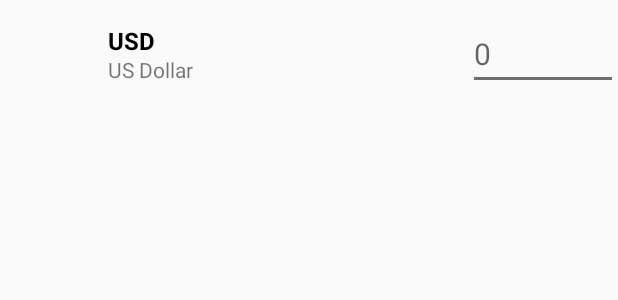
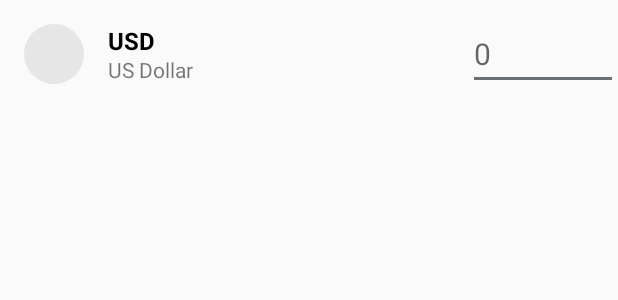
Before and after one commit to rickyputrah/CurrencyRate, an Android app: the layout currency_list_item.xml on its own in the app's theme, with its tools: preview values and no code run, on a phone screen of 412 x 824 dp. Shown: the top 300 px of the screen. Run offline under Robolectric (Android 15) with nearby library versions, the phone set to English and light mode, and no system bars; network calls fail.

Commit message:
Add Flag Placeholder

```diff
--- /dev/null
+++ b/app/src/main/res/drawable/ic_vector_image_circular.xml
@@ -0,0 +1,8 @@
+<shape xmlns:android="http://schemas.android.com/apk/res/android"
+    android:shape="oval"
+    android:useLevel="false">
+    <solid android:color="#42AAAAAA" />
+    <size
+        android:width="40dp"
+        android:height="40dp" />
+</shape>
--- a/app/src/main/res/layout/currency_list_item.xml
+++ b/app/src/main/res/layout/currency_list_item.xml
@@ -13,6 +13,7 @@
         android:layout_marginStart="16dp"
         android:layout_marginTop="16dp"
         android:layout_marginBottom="16dp"
+        android:src="@drawable/ic_vector_image_circular"
         app:layout_constraintBottom_toBottomOf="parent"
         app:layout_constraintStart_toStartOf="parent"
         app:layout_constraintTop_toTopOf="parent" />
```
Also changed, not shown: 1 other file.
